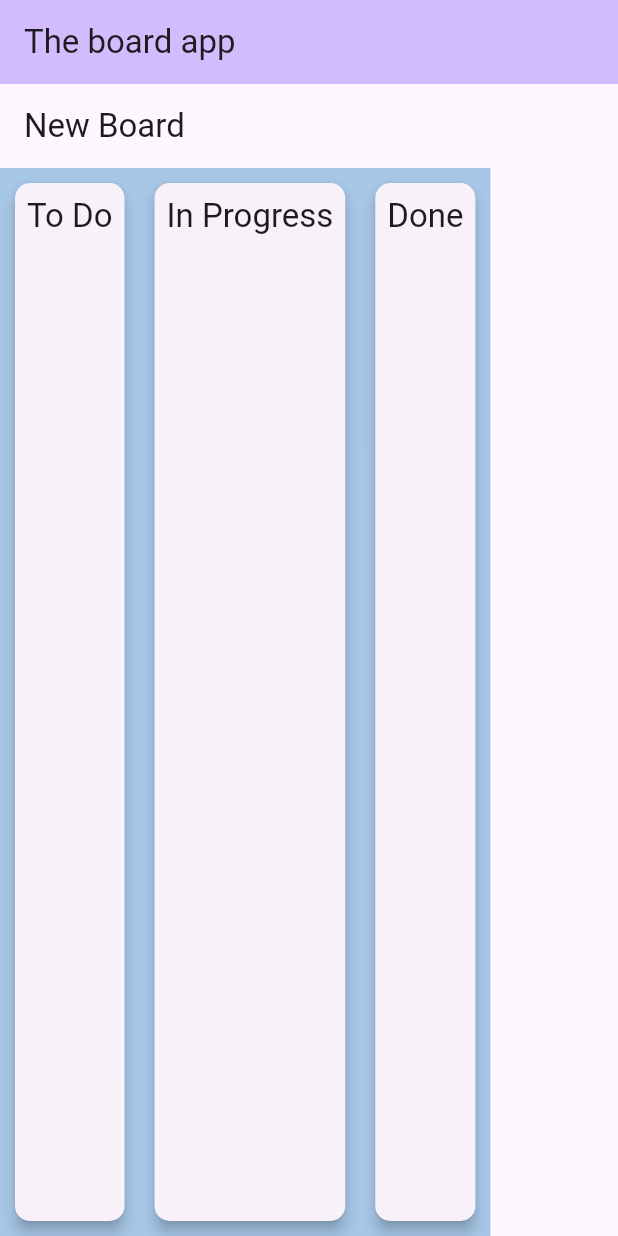
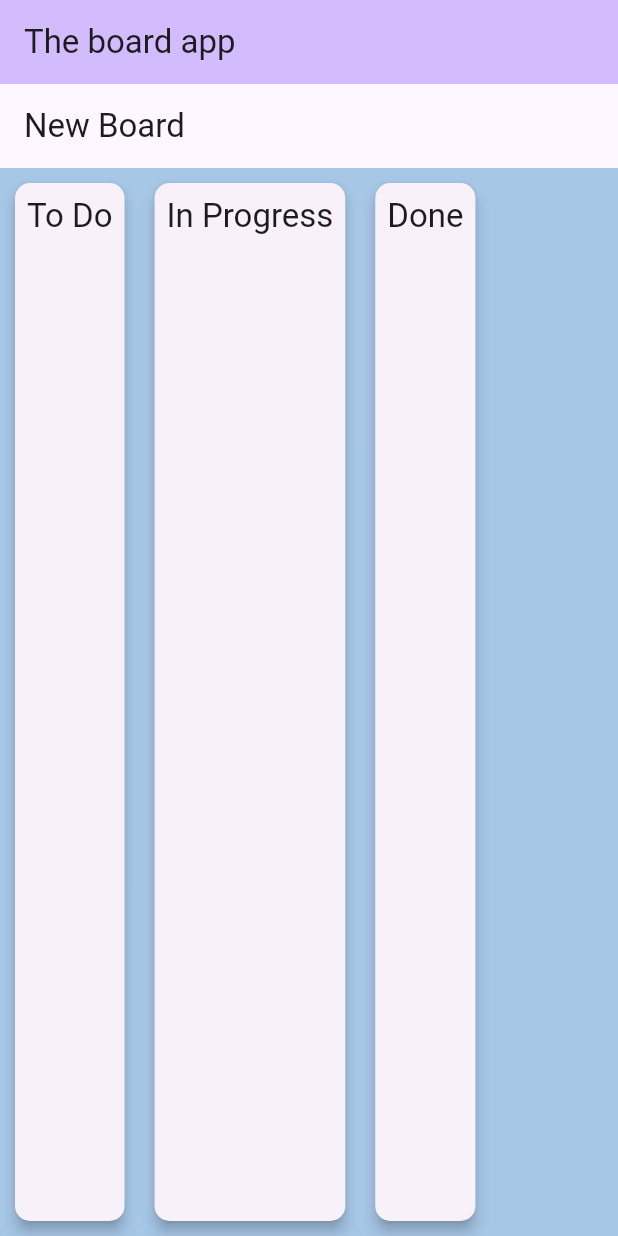
Before and after one commit to adriatech2020/board, a Flutter app: the screen it shows after launch, on a phone screen of 412 x 824 dp. Run offline on Flutter 3.47's test engine with Material 3 defaults, Android fonts, the phone set to English and light mode, and no system bars.

Commit message:
full width board

```diff
--- a/lib/widgets/board.dart
+++ b/lib/widgets/board.dart
@@ -2,7 +2,7 @@ import 'package:flutter/material.dart';
 import 'package:provider/provider.dart';
 import 'package:board/widgets/board_column.dart';
 import 'package:board/models/board_model.dart';
-import 'package:board/models/board_column_model.dart'; // Import BoardColumnModel
+import 'package:board/models/board_column_model.dart';
 
 class Board extends StatelessWidget {
   const Board({super.key});
@@ -18,15 +18,15 @@ class Board extends StatelessWidget {
       ),
       body: Container(
         color: config.backgroundColor,
-        child: SingleChildScrollView(
+        child: ListView.builder(
           scrollDirection: Axis.horizontal,
-          child: Row(
-            children: config.columns.map((columnConfig) {
-              var columnModel = BoardColumnModel(); // Create BoardColumnModel
-              columnModel.updateConfiguration(columnConfig); // Update configuration
-              return BoardColumn(model: columnModel); // Pass BoardColumnModel to BoardColumn
-            }).toList(),
-          ),
+          itemCount: config.columns.length,
+          itemBuilder: (context, index) {
+            var columnConfig = config.columns[index];
+            var columnModel = BoardColumnModel();
+            columnModel.updateConfiguration(columnConfig);
+            return BoardColumn(model: columnModel);
+          },
         ),
       ),
     );
```
